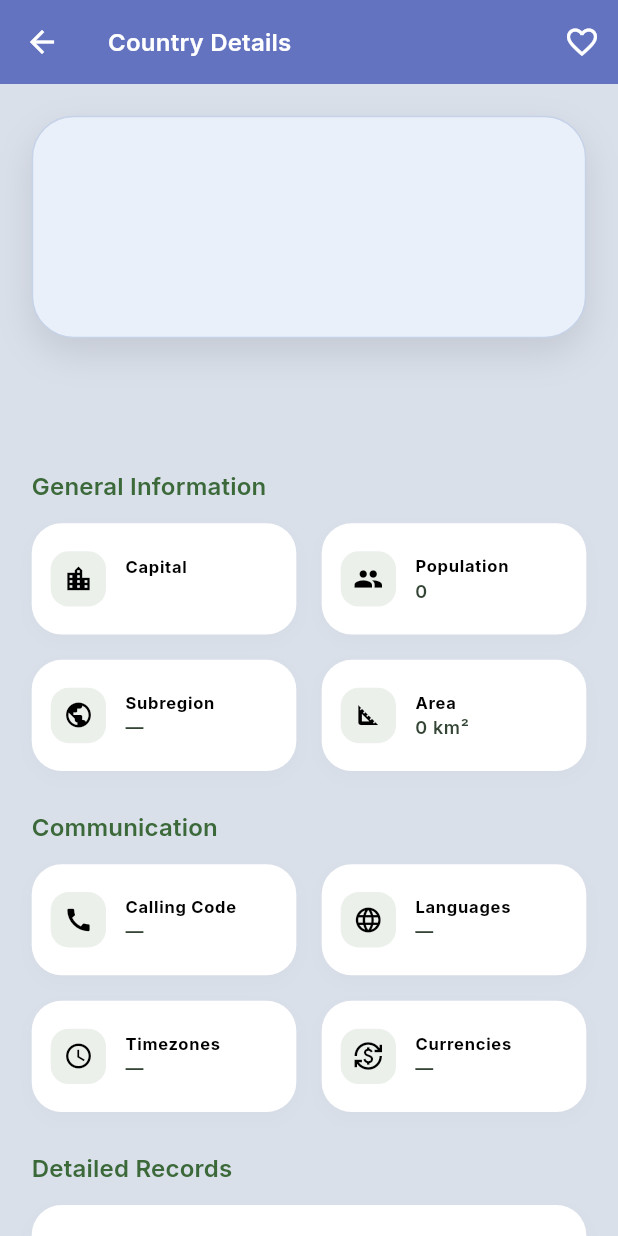
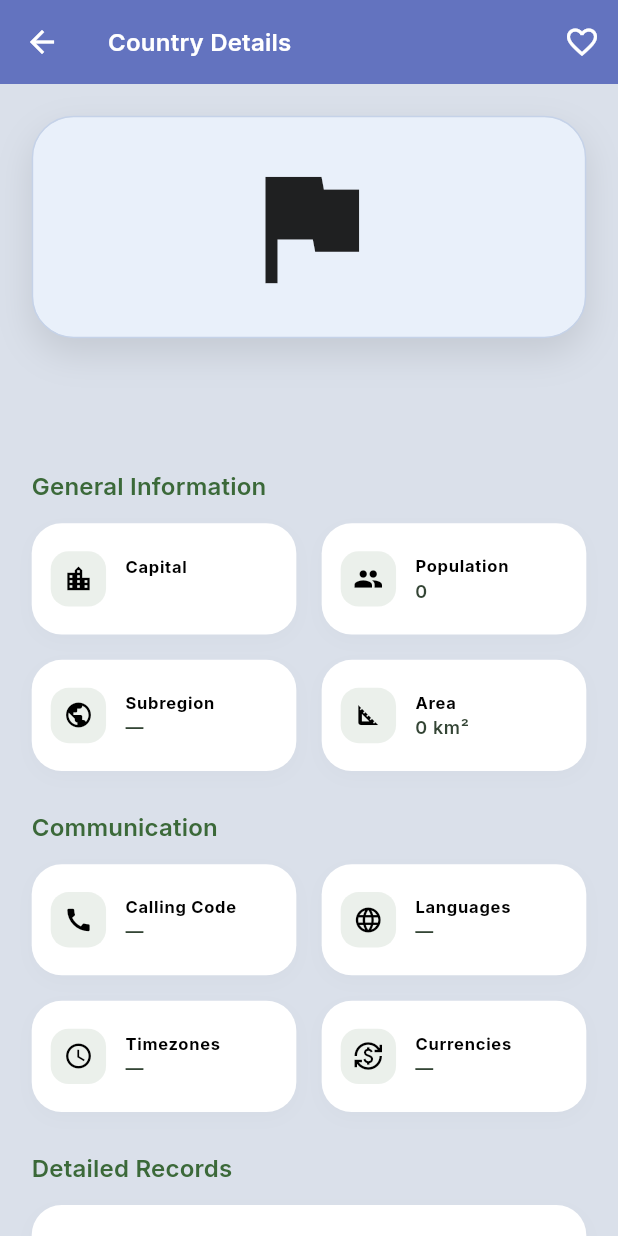
Before and after one commit to moradzadeh67/country_info_sync, a Flutter app: the DetailsScreen screen opened directly with empty values, on a phone screen of 412 x 824 dp. Run offline on Flutter 3.47's test engine with Material 3 defaults, Android fonts, the phone set to English and light mode, and no system bars; our stand-ins replace cached_network_image, google_fonts, hive, hive_flutter; accounts and stored records are empty; network calls fail.

Commit message:
Remove emoji flag fallback, finalize typography and phase 1-7 features

```diff
--- a/lib/models/country.dart
+++ b/lib/models/country.dart
@@ -14,7 +14,6 @@ class Country extends HiveObject {
   final double? area;
   final List<String> timezones;
   final String callingCode;
-  final String alpha2Code;
 
   Country({
     required this.name,
@@ -30,15 +29,7 @@ class Country extends HiveObject {
     this.area,
     required this.timezones,
     required this.callingCode,
-    required this.alpha2Code,
   });
-
-  String get emojiFlag {
-    if (alpha2Code.length != 2) return '';
-    final int firstLetter = alpha2Code.codeUnitAt(0) - 0x41 + 0x1F1E6;
-    final int secondLetter = alpha2Code.codeUnitAt(1) - 0x41 + 0x1F1E6;
-    return String.fromCharCode(firstLetter) + String.fromCharCode(secondLetter);
-  }
 
   factory Country.fromJson(Map<String, dynamic> json) {
     final languagesRaw = json['languages'] as List<dynamic>? ?? [];
@@ -83,7 +74,6 @@ class Country extends HiveObject {
       callingCode: (json['callingCodes'] as List<dynamic>?)?.isNotEmpty == true
           ? json['callingCodes'].first.toString()
           : '',
-      alpha2Code: json['alpha2Code']?.toString() ?? '',
     );
   }
 }
@@ -108,7 +98,6 @@ class CountryAdapter extends TypeAdapter<Country> {
       area: double.tryParse(reader.read().toString()),
       timezones: List<String>.from(reader.read() as List? ?? []),
       callingCode: reader.read().toString(),
-      alpha2Code: reader.read().toString(),
     );
   }
 
@@ -127,6 +116,5 @@ class CountryAdapter extends TypeAdapter<Country> {
     writer.write(obj.area);
     writer.write(obj.timezones);
     writer.write(obj.callingCode);
-    writer.write(obj.alpha2Code);
   }
 }
--- a/lib/screens/details_screen.dart
+++ b/lib/screens/details_screen.dart
@@ -132,31 +132,9 @@ class _DetailsScreenState extends State<DetailsScreen> {
                             fit: BoxFit.cover,
                             placeholder: (context, url) =>
                                 const Center(child: CircularProgressIndicator()),
-                            errorWidget: (context, url, error) => Center(
-                              child: FittedBox(
-                                fit: BoxFit.contain,
-                                child: Padding(
-                                  padding: const EdgeInsets.all(16.0),
-                                  child: Text(
-                                    widget.country.emojiFlag,
-                                    style: const TextStyle(fontSize: 200),
-                                  ),
-                                ),
-                              ),
-                            ),
+                            errorWidget: (context, url, error) => const Icon(Icons.flag, size: 100),
                           )
-                        : Center(
-                            child: FittedBox(
-                              fit: BoxFit.contain,
-                              child: Padding(
-                                padding: const EdgeInsets.all(16.0),
-                                child: Text(
-                                  widget.country.emojiFlag,
-                                  style: const TextStyle(fontSize: 200),
-                                ),
-                              ),
-                            ),
-                          ),
+                        : const Icon(Icons.flag, size: 100),
                   ),
                 ),
               ),
@@ -336,7 +314,7 @@ class _DetailsScreenState extends State<DetailsScreen> {
           Text(
             title,
             style: theme.textTheme.labelMedium?.copyWith(
-              color: Colors.black,
+              color: isDark ? Colors.white : Colors.black,
               fontWeight: FontWeight.bold,
             ),
           ),
@@ -344,7 +322,7 @@ class _DetailsScreenState extends State<DetailsScreen> {
           Text(
             content.isEmpty ? '—' : content,
             style: theme.textTheme.bodyMedium?.copyWith(
-              color: const Color(0xFF344535),
+              color: isDark ? Colors.white70 : const Color(0xFF344535),
               fontWeight: FontWeight.w500,
             ),
           ),
--- a/lib/widgets/details_widgets.dart
+++ b/lib/widgets/details_widgets.dart
@@ -36,13 +36,13 @@ class HeritageCard extends StatelessWidget {
         children: [
           Row(
             children: [
-              Icon(Icons.account_balance, size: 18, color: Colors.black),
+              Icon(Icons.account_balance, size: 18, color: isDark ? Colors.white : Colors.black),
               SizedBox(width: AppSpacing.xxs(context)),
               Expanded(
                 child: Text(
                   site.name,
                   style: theme.textTheme.titleMedium?.copyWith(
-                    color: Colors.black,
+                    color: isDark ? Colors.white : Colors.black,
                     fontWeight: FontWeight.bold,
                   ),
                 ),
@@ -52,7 +52,9 @@ class HeritageCard extends StatelessWidget {
           SizedBox(height: AppSpacing.xxs(context)),
           Text(
             site.description,
-            style: theme.textTheme.bodyMedium?.copyWith(color: const Color(0xFF344535)),
+            style: theme.textTheme.bodyMedium?.copyWith(
+              color: isDark ? Colors.white70 : const Color(0xFF344535),
+            ),
           ),
         ],
       ),
@@ -103,12 +105,12 @@ class _InsightCardState extends State<InsightCard> {
         children: [
           Row(
             children: [
-              Icon(Icons.info_outline, size: 20, color: Colors.black),
+              Icon(Icons.info_outline, size: 20, color: isDark ? Colors.white : Colors.black),
               SizedBox(width: AppSpacing.xxs(context)),
               Text(
                 'About ${widget.countryName}',
                 style: widget.theme.textTheme.titleSmall?.copyWith(
-                  color: Colors.black,
+                  color: isDark ? Colors.white : Colors.black,
                   fontWeight: FontWeight.bold,
                 ),
               ),
@@ -123,7 +125,7 @@ class _InsightCardState extends State<InsightCard> {
                 Text(
                   widget.insight.extract,
                   style: widget.theme.textTheme.bodyMedium?.copyWith(
-                    color: const Color(0xFF344535),
+                    color: isDark ? Colors.white70 : const Color(0xFF344535),
                   ),
                   maxLines: _isInsightExpanded ? null : 4,
                   overflow: _isInsightExpanded ? TextOverflow.visible : TextOverflow.ellipsis,
@@ -132,7 +134,8 @@ class _InsightCardState extends State<InsightCard> {
                 Text(
                   _isInsightExpanded ? 'Show Less' : 'Read More...',
                   style: widget.theme.textTheme.labelMedium?.copyWith(
-                    color: const Color(0xFF344535),
+                    color: isDark ? Colors.lightGreenAccent : const Color(0xFF344535),
+                    fontWeight: FontWeight.w600,
                   ),
                 ),
               ],
@@ -211,7 +214,7 @@ class InfoTile extends StatelessWidget {
               color: theme.colorScheme.primary.withValues(alpha: 0.1),
               borderRadius: BorderRadius.circular(12),
             ),
-            child: Icon(icon, size: 20, color: Colors.black),
+            child: Icon(icon, size: 20, color: isDark ? Colors.white : Colors.black),
           ),
           SizedBox(width: AppSpacing.sm(context)),
           Expanded(
@@ -222,7 +225,7 @@ class InfoTile extends StatelessWidget {
                 Text(
                   label,
                   style: theme.textTheme.labelSmall?.copyWith(
-                    color: Colors.black,
+                    color: isDark ? Colors.white : Colors.black,
                     fontWeight: FontWeight.bold,
                   ),
                 ),
@@ -230,7 +233,7 @@ class InfoTile extends StatelessWidget {
                   value,
                   style: theme.textTheme.bodySmall?.copyWith(
                     fontWeight: FontWeight.w600,
-                    color: const Color(0xFF344535),
+                    color: isDark ? Colors.white70 : const Color(0xFF344535),
                   ),
                   overflow: TextOverflow.ellipsis,
                 ),
```
Also changed, not shown: lib/screens/compare_screen.dart (+7 -23 lines), lib/widgets/country_card.dart (+10 -27 lines).
